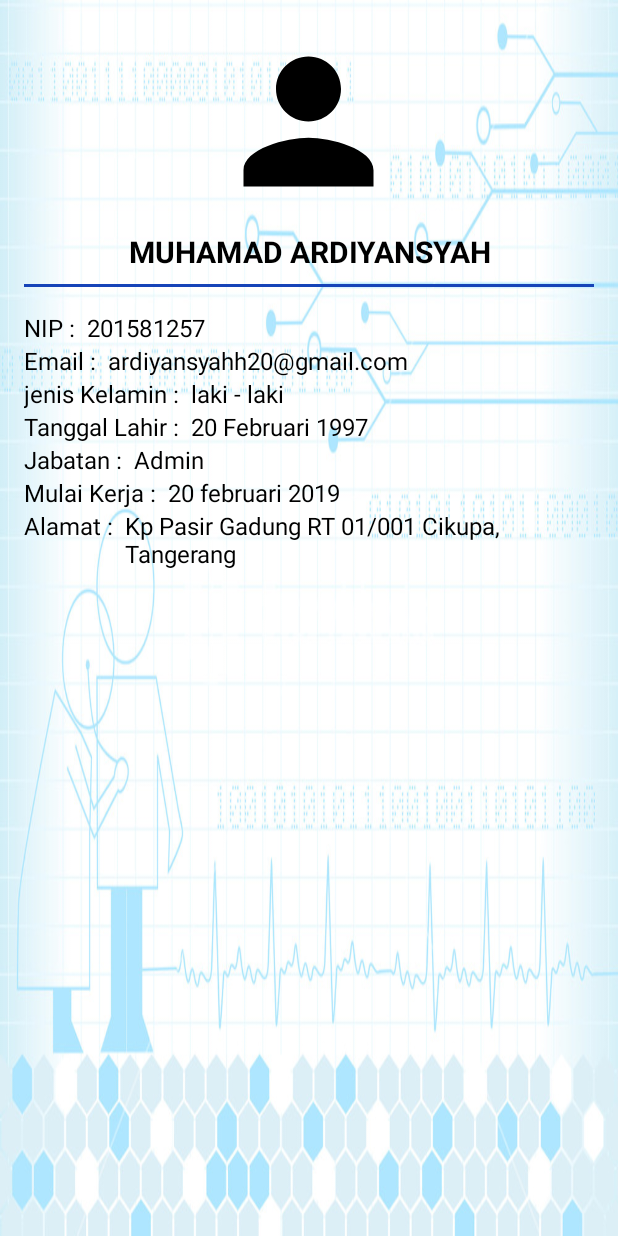
After one commit to ardiyansyahh20/InfusMonitoring, an Android app: the layout activity_detail_user.xml on its own in the app's theme, with its tools: preview values and no code run, on a phone screen of 412 x 824 dp. The commit adds this screen. Run offline under Robolectric (Android 15) with nearby library versions, the phone set to English and light mode, and no system bars.

Commit message:
fix detail user

```diff
--- a/app/build.gradle
+++ b/app/build.gradle
@@ -40,4 +40,6 @@ dependencies {
     implementation 'com.squareup.retrofit2:converter-gson:2.5.0'
     implementation 'com.xwray:groupie-kotlin-android-extensions:2.1.0'
     implementation 'com.xwray:groupie:2.1.0'
+    implementation 'de.hdodenhof:circleimageview:2.2.0'
+    implementation 'com.squareup.picasso:picasso:2.71828'
 }
--- a/app/src/main/java/com/ardi/infusmonitoring/Activity/LoginActivity.kt
+++ b/app/src/main/java/com/ardi/infusmonitoring/Activity/LoginActivity.kt
@@ -63,7 +63,7 @@ class LoginActivity : AppCompatActivity(), UserView {
         super.onCreate(savedInstanceState)
         setContentView(R.layout.activity_login)
         pref = SharedPreference(this)
-        if (!pref.getValueString("NIP").isNullOrEmpty()){
+        if (!pref.getValueString("NIP").isNullOrEmpty()) {
             startActivity<MainActivity>()
             this.finish()
         }
--- a/app/src/main/java/com/ardi/infusmonitoring/Entity/User.kt
+++ b/app/src/main/java/com/ardi/infusmonitoring/Entity/User.kt
@@ -18,6 +18,12 @@ data class User(
         val tanggalLahir: String? = null,
         @SerializedName("tanggal_masuk")
         val tanggalMasuk: String? = null,
+        @SerializedName("foto")
+        val fotoUser: String? = null,
+        @SerializedName("jabatan")
+        val jabatanUser: String? = null,
+        @SerializedName("jenis_kelamin")
+        val jenisKelamin: String? = null,
         @SerializedName("password")
         val passwordUser: String? = null
 ) : Serializable
--- a/app/src/main/res/drawable/kotak_username.xml
+++ b/app/src/main/res/drawable/kotak_username.xml
@@ -7,7 +7,8 @@
                android:shape="rectangle">
             <solid android:color="@color/colorBlue"/>
             <corners android:bottomLeftRadius="3dp"
-                     android:topLeftRadius="3dp"/>
+                     android:topLeftRadius="3dp"
+                />
 
         </shape>
     </item>
--- /dev/null
+++ b/app/src/main/res/layout/activity_detail_user.xml
@@ -0,0 +1,214 @@
+<?xml version="1.0" encoding="utf-8"?>
+<RelativeLayout xmlns:android="http://schemas.android.com/apk/res/android"
+    xmlns:app="http://schemas.android.com/apk/res-auto"
+    xmlns:tools="http://schemas.android.com/tools"
+    android:layout_width="match_parent"
+    android:layout_height="match_parent"
+    android:background="@drawable/health"
+    android:paddingStart="16dp"
+    android:paddingTop="16dp"
+    android:paddingEnd="16dp"
+    android:paddingBottom="16dp"
+    tools:context=".Activity.DetailUserActivity">
+
+    <LinearLayout
+        android:layout_width="match_parent"
+        android:layout_height="wrap_content"
+        android:orientation="vertical">
+
+        <de.hdodenhof.circleimageview.CircleImageView
+            android:id="@+id/img_user"
+            android:layout_width="130dp"
+            android:layout_height="130dp"
+            android:layout_gravity="center"
+            android:contentDescription="@string/foto_user"
+            android:scaleType="centerCrop"
+            android:src="@drawable/ic_person_black_24dp" />
+
+        <TextView
+            android:layout_marginTop="4dp"
+            android:id="@+id/tv_nama_user_detail"
+            android:layout_width="match_parent"
+            android:layout_height="wrap_content"
+            android:gravity="center"
+            android:padding="4dp"
+            android:text="Muhamad Ardiyansyah"
+            android:textAlignment="center"
+            android:textAllCaps="true"
+            android:textColor="@color/colorBlack"
+            android:textSize="20sp"
+            android:textStyle="bold" />
+
+        <View
+            android:id="@+id/view"
+            android:layout_width="match_parent"
+            android:layout_height="2dp"
+            android:layout_marginTop="4dp"
+            android:layout_marginBottom="16dp"
+            android:background="@color/colorPrimaryDark"
+            android:visibility="visible" />
+
+        <LinearLayout
+            android:layout_width="match_parent"
+            android:layout_height="wrap_content"
+            android:orientation="horizontal">
+
+            <TextView
+                android:id="@+id/tv_nip"
+                android:layout_width="wrap_content"
+                android:layout_height="wrap_content"
+                android:text="NIP : "
+                android:layout_marginEnd="4dp"
+                android:textColor="@color/colorBlack"
+                android:textSize="16sp" />
+
+            <TextView
+                android:id="@+id/tv_nip_user_detail"
+                android:layout_width="match_parent"
+                android:layout_height="wrap_content"
+                android:text="201581257"
+                android:textColor="@color/colorBlack"
+                android:textSize="16sp" />
+
+        </LinearLayout>
+        <LinearLayout
+            android:layout_width="match_parent"
+            android:layout_height="wrap_content"
+            android:orientation="horizontal">
+
+            <TextView
+                android:id="@+id/tv_email"
+                android:layout_width="wrap_content"
+                android:layout_height="wrap_content"
+                android:text="Email : "
+                android:layout_marginEnd="4dp"
+                android:textColor="@color/colorBlack"
+                android:textSize="16sp" />
+
+            <TextView
+                android:id="@+id/tv_email_user_detail"
+                android:layout_width="match_parent"
+                android:layout_height="wrap_content"
+                android:text="ardiyansyahh20@gmail.com"
+                android:textColor="@color/colorBlack"
+                android:textSize="16sp" />
+
+        </LinearLayout>
+
+    <LinearLayout
+        android:layout_width="match_parent"
+        android:layout_height="wrap_content"
+        android:orientation="horizontal">
+
+
+    </LinearLayout>
+        <LinearLayout
+            android:layout_width="match_parent"
+            android:layout_height="wrap_content"
+            android:orientation="horizontal">
+            <TextView
+                android:layout_marginEnd="4dp"
+                android:id="@+id/tv_jenis_kelamin"
+                android:layout_width="wrap_content"
+                android:layout_height="wrap_content"
+                android:text="jenis Kelamin : "
+                android:textColor="@color/colorBlack"
+                android:textSize="16sp" />
+            <TextView
+                android:id="@+id/tv_jenis_kelamin_user_detail"
+                android:layout_width="match_parent"
+                android:layout_height="wrap_content"
+                android:text="laki - laki"
+                android:textColor="@color/colorBlack"
+                android:textSize="16sp" />
+        </LinearLayout>
+        <LinearLayout
+            android:layout_width="match_parent"
+            android:layout_height="wrap_content"
+            android:orientation="horizontal">
+            <TextView
+                android:layout_marginEnd="4dp"
+                android:id="@+id/tv_tanggal_lahir"
+                android:layout_width="wrap_content"
+                android:layout_height="wrap_content"
+                android:text="Tanggal Lahir : "
+                android:textColor="@color/colorBlack"
+                android:textSize="16sp" />
+            <TextView
+                android:id="@+id/tv_tanggal_lahir_user_detail"
+                android:layout_width="match_parent"
+                android:layout_height="wrap_content"
+                android:text="20 Februari 1997"
+                android:textColor="@color/colorBlack"
+                android:textSize="16sp" />
+        </LinearLayout>
+
+        <LinearLayout
+            android:layout_width="match_parent"
+            android:layout_height="wrap_content"
+            android:orientation="horizontal">
+            <TextView
+                android:layout_marginEnd="4dp"
+                android:id="@+id/tv_jabatan"
+                android:layout_width="wrap_content"
+                android:layout_height="wrap_content"
+                android:text="Jabatan : "
+                android:textColor="@color/colorBlack"
+                android:textSize="16sp" />
+            <TextView
+                android:id="@+id/tv_jabatan_user_detail"
+                android:layout_width="match_parent"
+                android:layout_height="wrap_content"
+                android:text="Admin"
+                android:textColor="@color/colorBlack"
+                android:textSize="16sp" />
+        </LinearLayout>
+
+        <LinearLayout
+            android:layout_width="match_parent"
+            android:layout_height="wrap_content"
+            android:orientation="horizontal">
+            <TextView
+                android:layout_marginEnd="4dp"
+                android:id="@+id/tv_tanggal_masuk"
+                android:layout_width="wrap_content"
+                android:layout_height="wrap_content"
+                android:text="Mulai Kerja : "
+                android:textColor="@color/colorBlack"
+                android:textSize="16sp" />
+            <TextView
+                android:id="@+id/tv_tanggal_masuk_user_detail"
+                android:layout_width="match_parent"
+                android:layout_height="wrap_content"
+                android:text="20 februari 2019"
+                android:textColor="@color/colorBlack"
+                android:textSize="16sp" />
+
+        </LinearLayout>
+
+        <LinearLayout
+            android:layout_width="match_parent"
+            android:layout_height="wrap_content"
+            android:orientation="horizontal">
+            <TextView
+                android:layout_marginEnd="4dp"
+                android:id="@+id/tv_alamat"
+                android:layout_width="wrap_content"
+                android:layout_height="wrap_content"
+                android:text="Alamat : "
+                android:textColor="@color/colorBlack"
+                android:textSize="16sp" />
+            <TextView
+                android:id="@+id/tv_alamat_user_detail"
+                android:layout_width="match_parent"
+                android:layout_height="wrap_content"
+                android:text="Kp Pasir Gadung RT 01/001 Cikupa, Tangerang"
+                android:textColor="@color/colorBlack"
+                android:textSize="16sp" />
+
+        </LinearLayout>
+
+    </LinearLayout>
+
+
+</RelativeLayout>
--- a/app/src/main/res/values/strings.xml
+++ b/app/src/main/res/values/strings.xml
@@ -9,4 +9,6 @@
     <string name="makro">MAKRO</string>
     <string name="mikro">MIKRO</string>
     <string name="halo">Halo,</string>
+    <string name="alamat">Alamat : </string>
+    <string name="foto_user">foto user</string>
 </resources>
```
Also changed, not shown: app/src/main/AndroidManifest.xml (+9 -3 lines), app/src/main/java/com/ardi/infusmonitoring/Activity/DetailUserActivity.kt (added, +55 -0 lines), app/src/main/java/com/ardi/infusmonitoring/Activity/MainActivity.kt (+38 -7 lines), app/src/main/java/com/ardi/infusmonitoring/Item/Utils.kt (added, +73 -0 lines), app/src/main/res/layout/activity_main.xml (+7 -0 lines).
